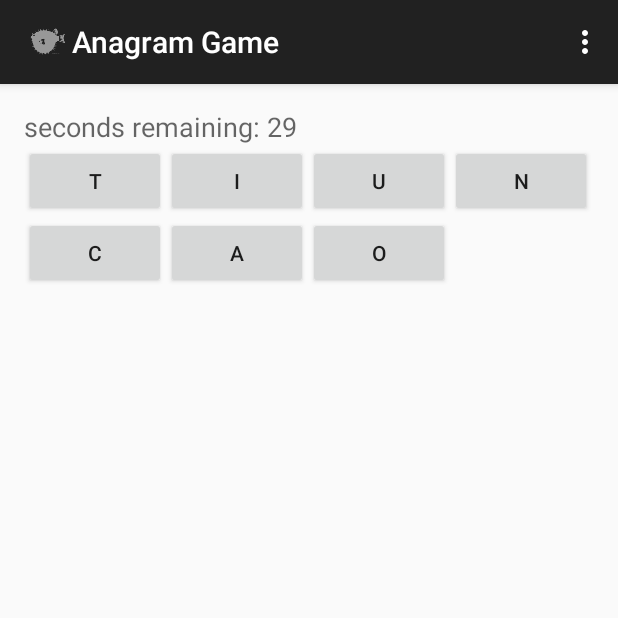
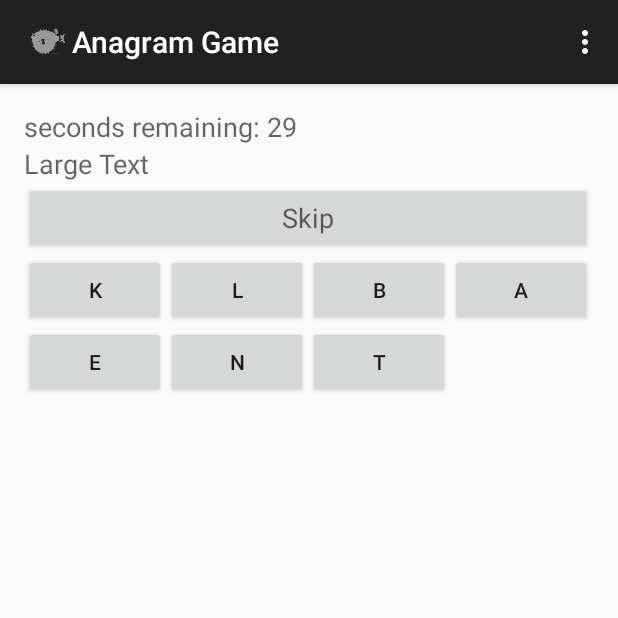
Before and after one commit to CS399TeamBlowfish/BlowfishAnagram, an Android app: the Game screen opened directly, with no data from a screen before it, on a phone screen of 412 x 824 dp, the top half of it. Run offline under Robolectric (Android 15) with nearby library versions, the phone set to English and light mode, and no system bars.

Commit message:
I made a skip button that needs some work and also a place for the solution to go.

```diff
--- a/app/src/main/java/com/android/blowfishanagram/Challenges.java
+++ b/app/src/main/java/com/android/blowfishanagram/Challenges.java
@@ -12,6 +12,7 @@ public class Challenges {
     };
     private boolean[] isSolved = {
             false,false,false,false,false,false,false,false,false,false
+            //true,true,true,true,true,true,true,true,true,true     //to test whether when they are all solved if it goes to the results page
     };
     /*
     @param index takes in the index for the challenge
--- a/app/src/main/java/com/android/blowfishanagram/Game.java
+++ b/app/src/main/java/com/android/blowfishanagram/Game.java
@@ -21,23 +21,21 @@ import java.util.Random;
 
 public class Game extends AppCompatActivity {
     TextView GameClock;
+    TextView viewUserSolution;
+    private Button[] buttons;
+    private String challenge;
+    private String solution;
+    private String userSolution="";
+    TableLayout table;
 
-
-//public class Game extends AppCompatActivity {
-    private Button[] buttons;
-    private int index=0;
-    private int rows;
-    //private int cols;
-    private String challenge;
-    private String userSolution="";
     @Override
     protected void onCreate(Bundle savedInstanceState) {
         super.onCreate(savedInstanceState);
-        Challenges challenges = new Challenges();
-        String challenge = challenges.getChallenge(0);
         setContentView(R.layout.activity_game);
         getSupportActionBar().setDisplayShowHomeEnabled(true);
         getSupportActionBar().setIcon(R.drawable.ic_blowfish);
+
+        table = (TableLayout) findViewById(R.id.tableForButtons);
 
         GameClock = (TextView) findViewById(R.id.textViewGameClock);
         new CountDownTimer(30000, 1000) {
@@ -52,7 +50,11 @@ public class Game extends AppCompatActivity {
             }
         }.start();
 
+        viewUserSolution = (TextView) findViewById(R.id.userSolution);
+        //TODO show user solution dynamically
+
         populateButtons();
+
     }
 
     @Override
@@ -100,6 +102,7 @@ public class Game extends AppCompatActivity {
     public void populateButtons(){
         Challenges challenges = new Challenges();
         Random indexGenerator = new Random();
+        int index=indexGenerator.nextInt(10);
         int loopCounter=0;          //keeps there from being an infinite loop if all the challenges have been solved
         while (loopCounter!= 10 &&  challenges.getSolved(index)){
             index=indexGenerator.nextInt(10);
@@ -107,8 +110,8 @@ public class Game extends AppCompatActivity {
         }
         if(loopCounter!=10) {
             challenge = challenges.getChallenge(index);
-            TableLayout table = (TableLayout) findViewById(R.id.tableForButtons);
-            rows = challenge.length()/4;
+            solution = challenges.getSolution(index);
+            int rows = challenge.length()/4;
             buttons=new Button[challenge.length()];
             int cols=0;
             int buttonsMade=0;
@@ -141,6 +144,50 @@ public class Game extends AppCompatActivity {
         }
     }
 
+    public void populateButtons(View view) {
+        Challenges challenges = new Challenges();
+        Random indexGenerator = new Random();
+        int index = indexGenerator.nextInt(10);
+        int loopCounter = 0;          //keeps there from being an infinite loop if all the challenges have been solved
+        while (loopCounter != 10 && challenges.getSolved(index)) {
+            index = indexGenerator.nextInt(10);
+            loopCounter++;
+        }
+        if (loopCounter != 10) {
+            challenge = challenges.getChallenge(index);
+            solution = challenges.getSolution(index);
+            int rows = challenge.length() / 4;
+            buttons = new Button[challenge.length()];
+            int cols = 0;
+            int buttonsMade = 0;
+            for (int row = 0; row <= rows; row++) {
+                TableRow tablerow = new TableRow(this);
+                table.addView(tablerow);
+                while (cols < 4 && buttonsMade < challenge.length()) {
+                    final char chalChar = challenge.charAt(buttonsMade);
+                    Button button = new Button(this);
+                    button.setText(String.valueOf(chalChar));
+                    button.setPadding(0, 0, 0, 0);     //keeps text from being clipped
+                    button.setOnClickListener(new View.OnClickListener() {
+                        @Override
+                        public void onClick(View v) {
+                            Button b = (Button) v;
+                            userSolution += b.getText().toString();
+                        }
+                    });
+                    buttons[buttonsMade] = button;
+                    tablerow.addView(button);
+
+                    cols++;
+                    buttonsMade++;
+                }
+                cols = 0;
+            }
+        } else {
+            results();
+        }
+    }
+
     private void showTimesUpDialog() {
         FragmentManager fm = getSupportFragmentManager();
         GameTimeIsUpDialogFragment timeIsUpDialog = new GameTimeIsUpDialogFragment();
--- a/app/src/main/res/layout/activity_game.xml
+++ b/app/src/main/res/layout/activity_game.xml
@@ -25,6 +25,25 @@
                 android:text="Medium Text"
                 android:id="@+id/textViewGameClock" />
         </TableRow>
+        <TableRow>
+            <TextView
+                android:layout_width="wrap_content"
+                android:layout_height="wrap_content"
+                android:layout_span="4"
+                android:textAppearance="?android:attr/textAppearanceMedium"
+                android:text="Large Text"
+                android:id="@+id/userSolution" />
+        </TableRow>
+        <TableRow>
+            <Button
+                android:layout_width="wrap_content"
+                android:layout_height="wrap_content"
+                android:layout_span="4"
+                android:textAppearance="?android:attr/textAppearanceMedium"
+                android:text="Skip"
+                android:onClick="populateButtons"
+                android:id="@+id/skipButton" />
+        </TableRow>
 
     </TableLayout>
 </RelativeLayout>
```
